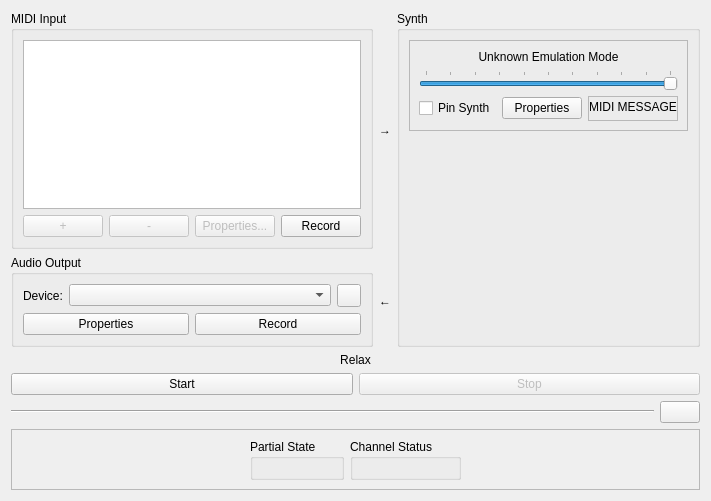
Before: the Qt Designer form mt32emu_qt/src/SynthWidget.ui in munt/munt, drawn with Qt 5.
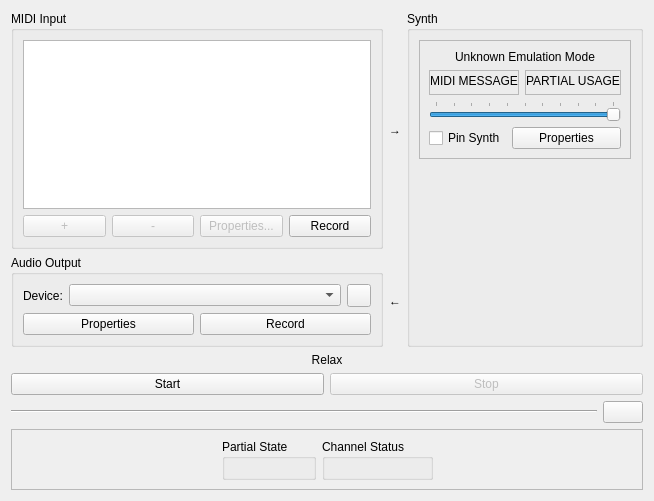
After: the same form once the commit is applied. Icons and pictures are not drawn.

Commit message:
mt32emu_qt: draft implementation of partial usage indicator (#112)
Also bumped target version mt32emu_qt 1.12.0

What changed in the file:
```diff
--- a/mt32emu_qt/src/SynthWidget.ui
+++ b/mt32emu_qt/src/SynthWidget.ui
@@ -180,6 +180,98 @@
              </property>
             </widget>
            </item>
+           <item>
+            <layout class="QHBoxLayout" name="visualsLayout">
+             <item>
+              <widget class="QFrame" name="midiMessageFrame">
+               <property name="sizePolicy">
+                <sizepolicy hsizetype="Minimum" vsizetype="Fixed">
+                 <horstretch>0</horstretch>
+                 <verstretch>0</verstretch>
+                </sizepolicy>
+               </property>
+               <property name="frameShape">
+                <enum>QFrame::StyledPanel</enum>
+               </property>
+               <layout class="QVBoxLayout" name="verticalLayout_5">
+                <property name="leftMargin">
+                 <number>0</number>
+                </property>
+                <property name="topMargin">
+                 <number>3</number>
+                </property>
+                <property name="rightMargin">
+                 <number>0</number>
+                </property>
+                <property name="bottomMargin">
+                 <number>6</number>
+                </property>
+                <item>
+                 <widget class="QLabel" name="label_3">
+                  <property name="text">
+                   <string>MIDI MESSAGE</string>
+                  </property>
+                  <property name="alignment">
+                   <set>Qt::AlignCenter</set>
+                  </property>
+                 </widget>
+                </item>
+                <item>
+                 <layout class="QHBoxLayout" name="midiMessageLayout">
+                  <property name="spacing">
+                   <number>0</number>
+                  </property>
+                 </layout>
+                </item>
+               </layout>
+              </widget>
+             </item>
+             <item>
+              <widget class="QFrame" name="partialUsageFrame">
+               <property name="sizePolicy">
+                <sizepolicy hsizetype="Minimum" vsizetype="Fixed">
+                 <horstretch>0</horstretch>
+                 <verstretch>0</verstretch>
+                </sizepolicy>
+               </property>
+               <property name="frameShape">
+                <enum>QFrame::StyledPanel</enum>
+               </property>
+               <layout class="QVBoxLayout" name="verticalLayout_6">
+                <property name="leftMargin">
+                 <number>0</number>
+                </property>
+                <property name="topMargin">
+                 <number>3</number>
+                </property>
+                <property name="rightMargin">
+                 <number>0</number>
+                </property>
+                <property name="bottomMargin">
+                 <number>6</number>
+                </property>
+                <item>
+                 <widget class="QLabel" name="label_4">
+                  <property name="text">
+                   <string>PARTIAL USAGE</string>
+                  </property>
+                  <property name="alignment">
+                   <set>Qt::AlignCenter</set>
+                  </property>
+                 </widget>
+                </item>
+                <item>
+                 <layout class="QHBoxLayout" name="partialUsageLayout">
+                  <property name="spacing">
+                   <number>0</number>
+                  </property>
+                 </layout>
+                </item>
+               </layout>
+              </widget>
+             </item>
+            </layout>
+           </item>
            <item>
             <widget class="QSlider" name="masterVolumeSlider">
              <property name="sizePolicy">
@@ -227,50 +319,6 @@
                </property>
               </widget>
              </item>
-             <item>
-              <widget class="QFrame" name="midiMessageFrame">
-               <property name="sizePolicy">
-                <sizepolicy hsizetype="Minimum" vsizetype="Fixed">
-                 <horstretch>0</horstretch>
-                 <verstretch>0</verstretch>
-                </sizepolicy>
-               </property>
-               <property name="frameShape">
-                <enum>QFrame::StyledPanel</enum>
-               </property>
-               <layout class="QVBoxLayout" name="verticalLayout_5">
-                <property name="leftMargin">
-                 <number>0</number>
-                </property>
-                <property name="topMargin">
-                 <number>3</number>
-                </property>
-                <property name="rightMargin">
-                 <number>0</number>
-                </property>
-                <property name="bottomMargin">
-                 <number>6</number>
-                </property>
-                <item>
-                 <widget class="QLabel" name="label_3">
-                  <property name="text">
-                   <string>MIDI MESSAGE</string>
-                  </property>
-                  <property name="alignment">
-                   <set>Qt::AlignCenter</set>
-                  </property>
-                 </widget>
-                </item>
-                <item>
-                 <layout class="QHBoxLayout" name="midiMessageLayout">
-                  <property name="spacing">
-                   <number>0</number>
-                  </property>
-                 </layout>
-                </item>
-               </layout>
-              </widget>
-             </item>
             </layout>
            </item>
           </layout>
```
The commit also changes 7 other files.
